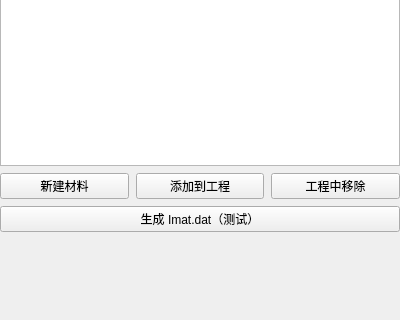
Above: plugins/Base_MaterialManager/MaterialManagerWidget.ui from asd977/base_cae before the change; both pictures show x 0 to 400 and y 138 to 458 of the 400 by 458 pixel window. Below: the same form after it.
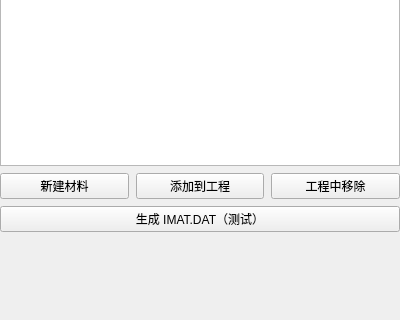
That is the form after the change.

Diff of the .ui file:
```diff
--- a/plugins/Base_MaterialManager/MaterialManagerWidget.ui
+++ b/plugins/Base_MaterialManager/MaterialManagerWidget.ui
@@ -100,7 +100,7 @@
    <item>
     <widget class="QPushButton" name="generateImatButton">
      <property name="text">
-      <string>生成 Imat.dat（测试）</string>
+      <string>生成 IMAT.DAT（测试）</string>
      </property>
     </widget>
    </item>
```
